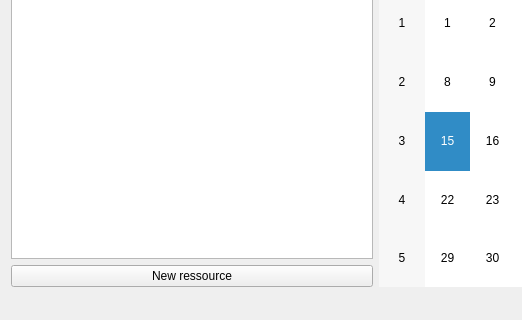
Qt form 00_Qt_Client/mainwindow.ui (EliasWollitzer/Diplomarbeit) before a commit; both pictures show x 0 to 522 and y 175 to 495 of the 751 by 495 pixel window.
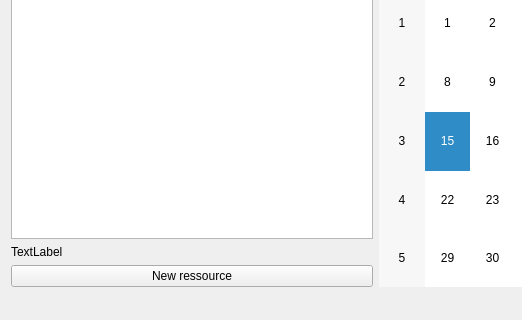
The same form after that commit.

The edit to the form file:
```diff
--- a/00_Qt_Client/mainwindow.ui
+++ b/00_Qt_Client/mainwindow.ui
@@ -21,7 +21,14 @@
        <number>0</number>
       </property>
       <item>
-       <widget class="QTableWidget" name="tableWidget"/>
+       <widget class="QTableView" name="tableView"/>
+      </item>
+      <item>
+       <widget class="QLabel" name="label">
+        <property name="text">
+         <string>TextLabel</string>
+        </property>
+       </widget>
       </item>
       <item>
        <widget class="QPushButton" name="newRessource">
```
